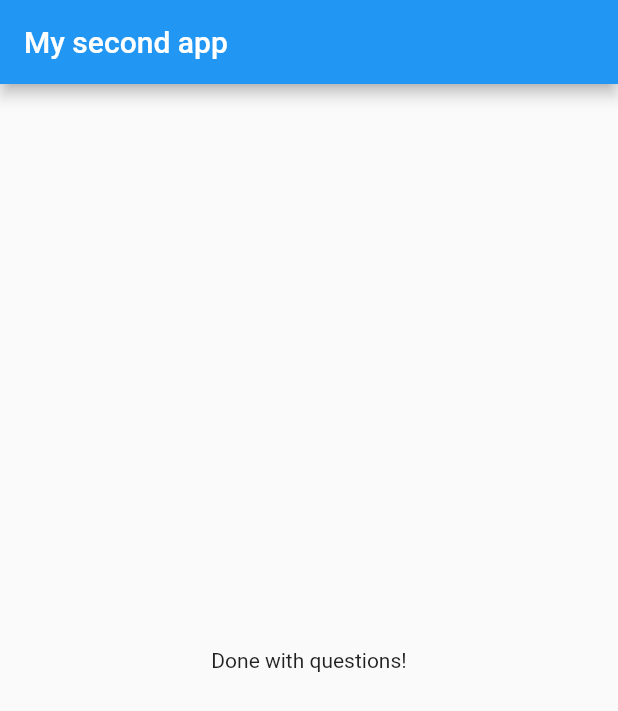
After one commit to unicdeve/flutter-quiz-app, a Flutter app: the screen it shows after launch, after a tap on "White", after a tap on "Dog", after a tap on "Dele", on a phone screen of 412 x 824 dp. The commit adds this screen. Shown: the top 711 px of the screen. Run offline on Flutter 3.47's test engine with Material 2 defaults, Android fonts, the phone set to English and light mode, and no system bars.

Commit message:
Refactor Quiz and Result into resuable components

```diff
--- /dev/null
+++ b/lib/quiz.dart
@@ -0,0 +1,25 @@
+import 'package:flutter/material.dart';
+import 'package:second_app/answer.dart';
+import 'package:second_app/question.dart';
+
+class Quiz extends StatelessWidget {
+  final List questions;
+  final int questionIndex;
+  final Function answerQuestion;
+
+  Quiz(this.questions, this.questionIndex, this.answerQuestion);
+
+  @override
+  Widget build(BuildContext context) {
+    return Column(
+      children: [
+        Question(
+          questions[questionIndex]['questionText'],
+        ),
+        ...(questions[questionIndex]['answers'] as List<String>).map((a) {
+          return Answer(a, answerQuestion);
+        }).toList(),
+      ],
+    );
+  }
+}
--- /dev/null
+++ b/lib/result.dart
@@ -0,0 +1,12 @@
+import 'package:flutter/material.dart';
+
+class Result extends StatelessWidget {
+  @override
+  Widget build(BuildContext context) {
+    return Center(
+      child: Text(
+        'Done with questions!',
+      ),
+    );
+  }
+}
```
Also changed, not shown: lib/main.dart (+4 -19 lines).
